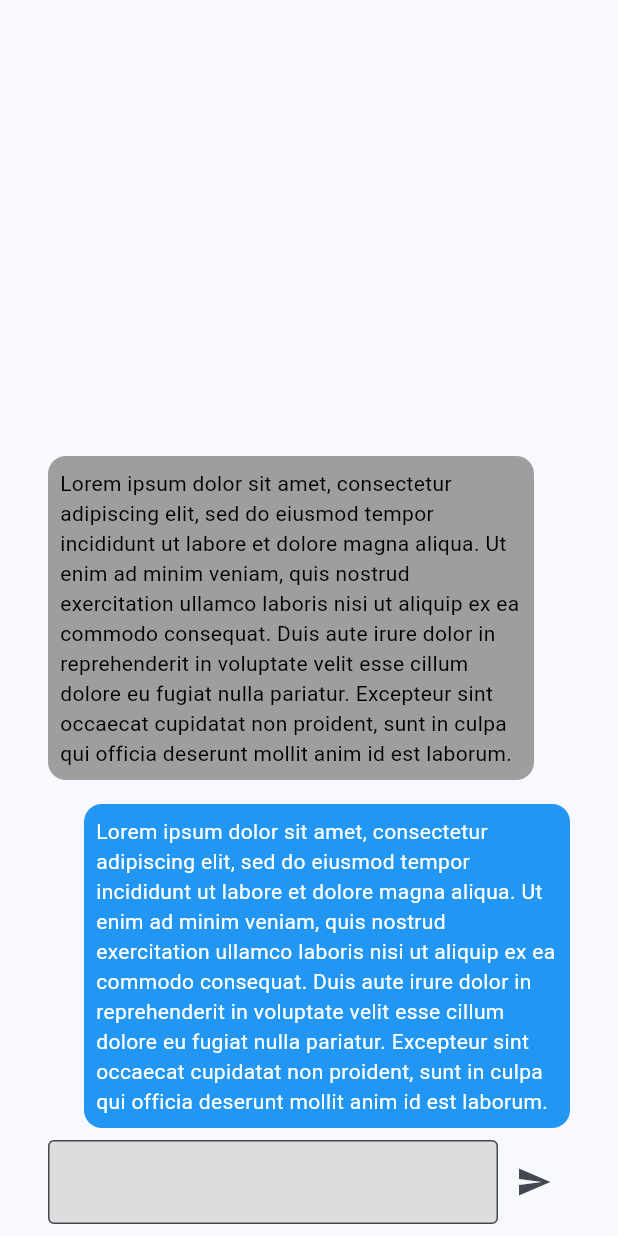
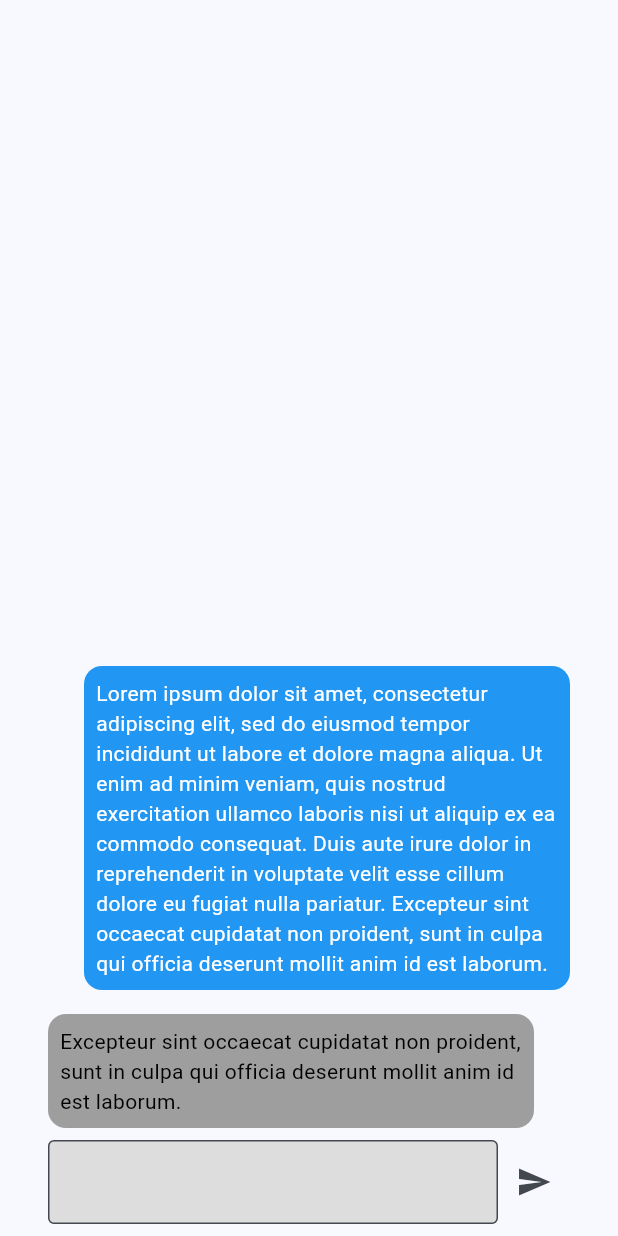
Before and after one commit to CodixNinja/textinputkitchensink, a Flutter app: the ChatScenario widget shown alone on an empty page, opened directly with empty values, on a phone screen of 412 x 824 dp. Run offline on Flutter 3.47's test engine with Material 3 defaults, Android fonts, the phone set to English and light mode, and no system bars.

Commit message:
Messages work

```diff
--- a/lib/features/showcase/presentation/widgets/scenarios/chat_scenario.dart
+++ b/lib/features/showcase/presentation/widgets/scenarios/chat_scenario.dart
@@ -16,13 +16,34 @@ class ChatScenario extends StatefulWidget {
 }
 
 class _ChatScenarioState extends State<ChatScenario> {
-  final _emailController = TextEditingController();
-  final _passwordController = TextEditingController();
+  final _controller = TextEditingController();
+
+  final List<_Message> _messages = <_Message>[
+    _Message(
+      sender: _Sender.me,
+      text:
+          'Lorem ipsum dolor sit amet, consectetur adipiscing elit, sed do eiusmod tempor incididunt ut labore et dolore magna aliqua. Ut enim ad minim veniam, quis nostrud exercitation ullamco laboris nisi ut aliquip ex ea commodo consequat. Duis aute irure dolor in reprehenderit in voluptate velit esse cillum dolore eu fugiat nulla pariatur. Excepteur sint occaecat cupidatat non proident, sunt in culpa qui officia deserunt mollit anim id est laborum.',
+    ),
+    _Message(
+      sender: _Sender.someoneElse,
+      text:
+          'Excepteur sint occaecat cupidatat non proident, sunt in culpa qui officia deserunt mollit anim id est laborum.',
+    ),
+  ];
+
+  void _submit() {
+    if (_controller.text.isEmpty) {
+      return;
+    }
+    setState(() {
+      _messages.add(_Message(text: _controller.text, sender: _Sender.me));
+      _controller.clear();
+    });
+  }
 
   @override
   void dispose() {
-    _emailController.dispose();
-    _passwordController.dispose();
+    _controller.dispose();
     super.dispose();
   }
 
@@ -35,24 +56,21 @@ class _ChatScenarioState extends State<ChatScenario> {
             Expanded(
               child: ListView(
                 reverse: true,
-                children: <Widget>[
-                  _Message(
-                    sender: _Sender.me,
-                    text:
-                        'Lorem ipsum dolor sit amet, consectetur adipiscing elit, sed do eiusmod tempor incididunt ut labore et dolore magna aliqua. Ut enim ad minim veniam, quis nostrud exercitation ullamco laboris nisi ut aliquip ex ea commodo consequat. Duis aute irure dolor in reprehenderit in voluptate velit esse cillum dolore eu fugiat nulla pariatur. Excepteur sint occaecat cupidatat non proident, sunt in culpa qui officia deserunt mollit anim id est laborum.',
-                  ),
-                  _Message(
-                    sender: _Sender.someoneElse,
-                    text:
-                        'Lorem ipsum dolor sit amet, consectetur adipiscing elit, sed do eiusmod tempor incididunt ut labore et dolore magna aliqua. Ut enim ad minim veniam, quis nostrud exercitation ullamco laboris nisi ut aliquip ex ea commodo consequat. Duis aute irure dolor in reprehenderit in voluptate velit esse cillum dolore eu fugiat nulla pariatur. Excepteur sint occaecat cupidatat non proident, sunt in culpa qui officia deserunt mollit anim id est laborum.',
-                  ),
-                ],
+                children:
+                    _messages.reversed
+                        .map(
+                          (_Message message) =>
+                              _MessageWidget(message: message),
+                        )
+                        .toList(),
               ),
             ),
             Row(
               children: <Widget>[
                 Flexible(
                   child: TextFormField(
+                    onFieldSubmitted: (String value) => _submit(),
+                    controller: _controller,
                     decoration: InputDecoration(
                       filled: true,
                       fillColor: Color(0xffdddddd),
@@ -60,12 +78,7 @@ class _ChatScenarioState extends State<ChatScenario> {
                     ),
                   ),
                 ),
-                IconButton(
-                  onPressed: () {
-                    // TODO(justinmc): Submit.
-                  },
-                  icon: Icon(Icons.send),
-                ),
+                IconButton(onPressed: _submit, icon: Icon(Icons.send)),
               ],
             ),
             SizedBox(height: 8.0),
@@ -84,27 +97,25 @@ class _ChatScenarioState extends State<ChatScenario> {
             Expanded(
               child: ListView(
                 reverse: true,
-                children: <Widget>[
-                  _Message(
-                    sender: _Sender.me,
-                    text:
-                        'Lorem ipsum dolor sit amet, consectetur adipiscing elit, sed do eiusmod tempor incididunt ut labore et dolore magna aliqua. Ut enim ad minim veniam, quis nostrud exercitation ullamco laboris nisi ut aliquip ex ea commodo consequat. Duis aute irure dolor in reprehenderit in voluptate velit esse cillum dolore eu fugiat nulla pariatur. Excepteur sint occaecat cupidatat non proident, sunt in culpa qui officia deserunt mollit anim id est laborum.',
-                  ),
-                  _Message(
-                    sender: _Sender.someoneElse,
-                    text:
-                        'Lorem ipsum dolor sit amet, consectetur adipiscing elit, sed do eiusmod tempor incididunt ut labore et dolore magna aliqua. Ut enim ad minim veniam, quis nostrud exercitation ullamco laboris nisi ut aliquip ex ea commodo consequat. Duis aute irure dolor in reprehenderit in voluptate velit esse cillum dolore eu fugiat nulla pariatur. Excepteur sint occaecat cupidatat non proident, sunt in culpa qui officia deserunt mollit anim id est laborum.',
-                  ),
-                ],
+                children:
+                    _messages.reversed
+                        .map(
+                          (_Message message) =>
+                              _MessageWidget(message: message),
+                        )
+                        .toList(),
               ),
             ),
             Row(
               children: <Widget>[
-                Flexible(child: CupertinoTextField()),
+                Flexible(
+                  child: CupertinoTextField(
+                    onSubmitted: (String? value) => _submit(),
+                    controller: _controller,
+                  ),
+                ),
                 CupertinoButton(
-                  onPressed: () {
-                    // TODO(justinmc): Submit.
-                  },
+                  onPressed: _submit,
                   child: Icon(CupertinoIcons.arrow_right),
                 ),
               ],
@@ -124,18 +135,24 @@ class _ChatScenarioState extends State<ChatScenario> {
   }
 }
 
-class _Message extends StatelessWidget {
+class _Message {
   const _Message({required this.text, required this.sender});
 
   final String text;
   final _Sender sender;
+}
 
-  Color get _backgroundColor => switch (sender) {
+class _MessageWidget extends StatelessWidget {
+  const _MessageWidget({required this.message});
+
+  final _Message message;
+
+  Color get _backgroundColor => switch (message.sender) {
     _Sender.me => Colors.blue,
     _Sender.someoneElse => Colors.grey,
   };
 
-  Color get _textColor => switch (sender) {
+  Color get _textColor => switch (message.sender) {
     _Sender.me => Colors.white,
     _Sender.someoneElse => Colors.black,
   };
@@ -147,7 +164,7 @@ class _Message extends StatelessWidget {
       child: Row(
         mainAxisSize: MainAxisSize.max,
         children: <Widget>[
-          if (sender == _Sender.me) SizedBox(width: 24.0),
+          if (message.sender == _Sender.me) SizedBox(width: 24.0),
           Expanded(
             child: DecoratedBox(
               decoration: BoxDecoration(
@@ -156,11 +173,11 @@ class _Message extends StatelessWidget {
               ),
               child: Padding(
                 padding: const EdgeInsets.all(8.0),
-                child: Text(text, style: TextStyle(color: _textColor)),
+                child: Text(message.text, style: TextStyle(color: _textColor)),
               ),
             ),
           ),
-          if (sender == _Sender.someoneElse) SizedBox(width: 24.0),
+          if (message.sender == _Sender.someoneElse) SizedBox(width: 24.0),
         ],
       ),
     );
```
